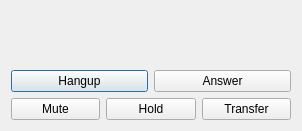
StefanYohansson/ktelephone, file src/ui/call.ui: the form before one commit.
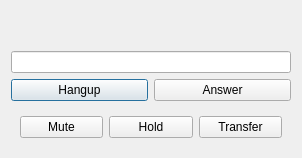
The form after the commit.

Commit message: make call action appears only when answered

The edit to the form file:
```diff
--- a/src/ui/call.ui
+++ b/src/ui/call.ui
@@ -20,7 +20,14 @@
    <string>Call</string>
   </property>
   <layout class="QGridLayout" name="gridLayout">
-   <item row="2" column="0">
+   <item row="0" column="0">
+    <widget class="QLabel" name="whoLabel">
+     <property name="text">
+      <string/>
+     </property>
+    </widget>
+   </item>
+   <item row="4" column="0">
     <layout class="QHBoxLayout" name="horizontalLayout">
      <item>
       <widget class="QPushButton" name="cancelButton">
@@ -38,7 +45,7 @@
      </item>
     </layout>
    </item>
-   <item row="1" column="0">
+   <item row="2" column="0">
     <widget class="QLabel" name="descLabel">
      <property name="text">
       <string/>
@@ -53,7 +60,11 @@
     </widget>
    </item>
    <item row="3" column="0">
-    <layout class="QHBoxLayout" name="horizontalLayout_2">
+    <widget class="QLineEdit" name="dtmfInput"/>
+   </item>
+   <item row="5" column="0">
+    <widget class="QWidget" name="callAction" native="true">
+     <layout class="QHBoxLayout" name="callActions">
      <item>
       <widget class="QPushButton" name="muteButton">
        <property name="text">
@@ -76,6 +87,7 @@
       </widget>
      </item>
     </layout>
+    </widget>
    </item>
   </layout>
  </widget>
```
Left out of the diff: 7 changed lines with no effect on the pictures. Lines whose indentation alone changed are shown as unchanged. The commit also changes 3 other files.
